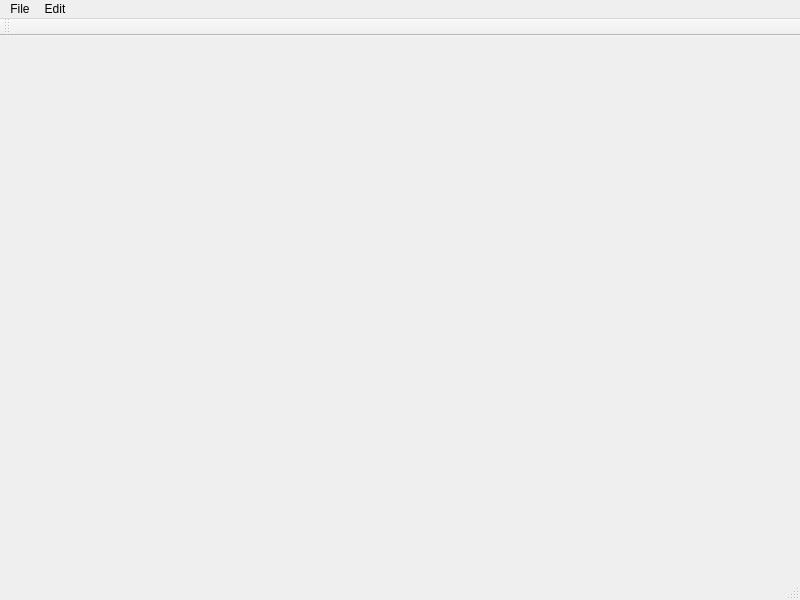
Old version of the form SimpleRegistry/SimpleRegistry.ui in the repository rohitrtk/SimpleRegistry.
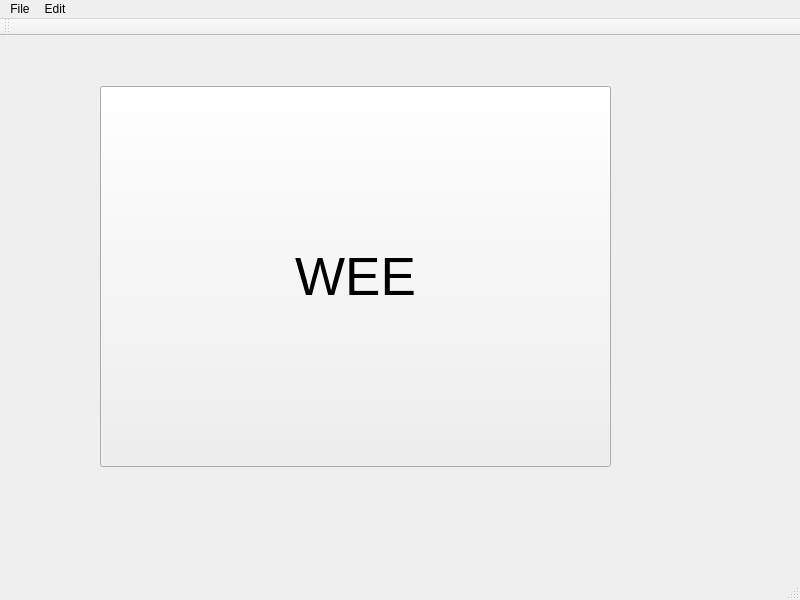
New version of the form.

Patch:
```diff
--- a/SimpleRegistry/SimpleRegistry.ui
+++ b/SimpleRegistry/SimpleRegistry.ui
@@ -13,7 +13,26 @@
   <property name="windowTitle">
    <string>SimpleRegistry</string>
   </property>
-  <widget class="QWidget" name="centralWidget"/>
+  <widget class="QWidget" name="centralWidget">
+   <widget class="QPushButton" name="myPushButton">
+    <property name="geometry">
+     <rect>
+      <x>100</x>
+      <y>50</y>
+      <width>511</width>
+      <height>381</height>
+     </rect>
+    </property>
+    <property name="font">
+     <font>
+      <pointsize>40</pointsize>
+     </font>
+    </property>
+    <property name="text">
+     <string>WEE</string>
+    </property>
+   </widget>
+  </widget>
   <widget class="QMenuBar" name="menuBar">
    <property name="geometry">
     <rect>
```
